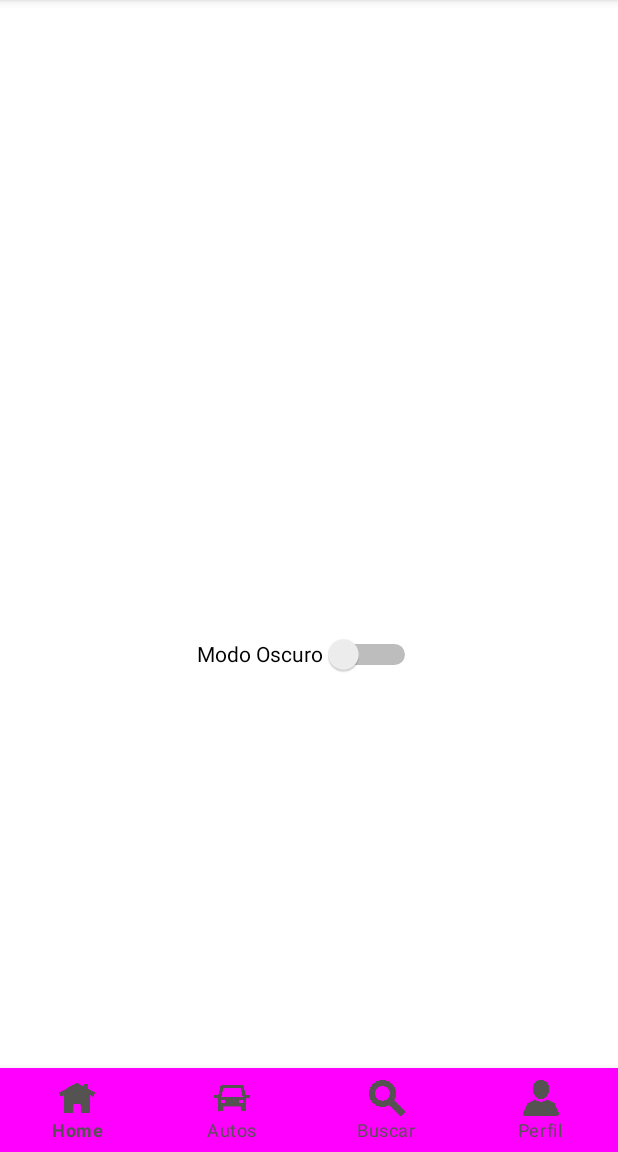
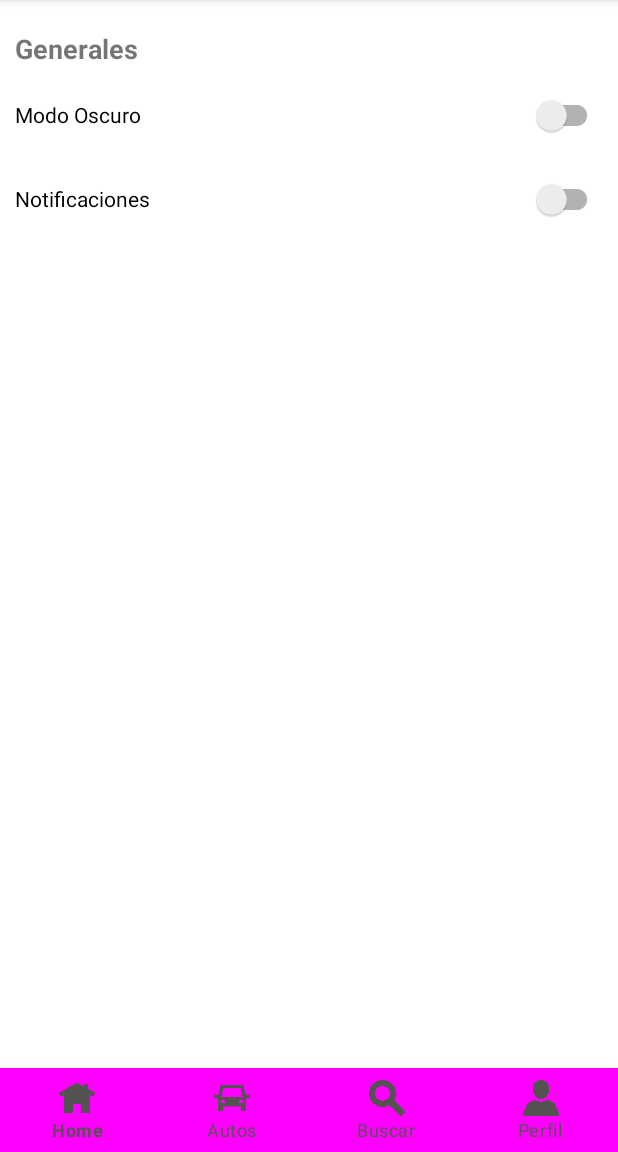
Before and after one commit to davslabs/tp3.cars, an Android app: the SettingsFragment screen opened through its navigation route, on a phone screen of 412 x 824 dp, the part 84-1236 px from its top. Run offline under Robolectric (Android 15) with nearby library versions, the phone set to English and light mode, and no system bars; our stand-ins replace Dagger/Hilt's generated code, navigation-ui; pictures from the network do not load.

Commit message:
chore: ajustar diseño de settings y utilizar SwitchCompat

```diff
--- a/app/src/main/java/ort/tp3/cars/ui/fragments/SettingsFragment.kt
+++ b/app/src/main/java/ort/tp3/cars/ui/fragments/SettingsFragment.kt
@@ -6,7 +6,7 @@ import androidx.fragment.app.Fragment
 import android.view.LayoutInflater
 import android.view.View
 import android.view.ViewGroup
-import android.widget.Switch
+import androidx.appcompat.widget.SwitchCompat
 import androidx.fragment.app.activityViewModels
 import dagger.hilt.android.AndroidEntryPoint
 import ort.tp3.cars.R
@@ -27,7 +27,7 @@ class SettingsFragment : Fragment() {
     override fun onViewCreated(view: View, savedInstanceState: Bundle?) {
         super.onViewCreated(view, savedInstanceState)
 
-        val toggleNightMode = view.findViewById(R.id.toggleNightMode) as Switch
+        val toggleNightMode = view.findViewById(R.id.toggleNightMode) as SwitchCompat
 
         toggleNightMode.setOnCheckedChangeListener { _, isChecked ->
             sharedViewModel.setDarkMode(isChecked)
--- a/app/src/main/res/layout/fragment_settings.xml
+++ b/app/src/main/res/layout/fragment_settings.xml
@@ -9,18 +9,41 @@
     <androidx.constraintlayout.widget.ConstraintLayout
         android:layout_width="match_parent"
         android:layout_height="match_parent">
+        <TextView
+            android:id="@+id/labelGeneralSettings"
+            android:layout_width="wrap_content"
+            android:layout_height="wrap_content"
+            android:text="@string/settings_general_header"
+            android:layout_marginVertical="20dp"
+            android:layout_marginStart="10dp"
+            android:textSize="18sp"
+            android:textStyle="bold"
+            app:layout_constraintTop_toTopOf="parent"
+            app:layout_constraintStart_toStartOf="parent" />
 
-        <Switch
+        <androidx.appcompat.widget.SwitchCompat
             android:id="@+id/toggleNightMode"
-            android:layout_width="wrap_content"
-            android:layout_height="48dp"
-            android:layout_marginStart="140dp"
-            android:layout_marginEnd="140dp"
-            android:layout_marginBottom="252dp"
+            android:layout_width="match_parent"
+            android:layout_height="wrap_content"
+            android:layout_marginVertical="8dp"
+            android:layout_marginHorizontal="10dp"
             android:switchMinWidth="65dp"
             android:text="@string/settings_dark_theme_label"
-            app:layout_constraintBottom_toBottomOf="parent"
-            app:layout_constraintEnd_toEndOf="parent"
-            app:layout_constraintStart_toStartOf="parent" />
+            app:layout_constraintTop_toBottomOf="@id/labelGeneralSettings"
+            app:layout_constraintStart_toStartOf="parent"
+            app:layout_constraintEnd_toEndOf="parent" />
+
+        <androidx.appcompat.widget.SwitchCompat
+            android:id="@+id/toggleNotifications"
+            android:layout_width="match_parent"
+            android:layout_height="wrap_content"
+            android:layout_marginVertical="8dp"
+            android:layout_marginHorizontal="10dp"
+            android:switchMinWidth="65dp"
+            android:text="@string/settings_notifications_label"
+            app:layout_constraintTop_toBottomOf="@id/toggleNightMode"
+            app:layout_constraintStart_toStartOf="parent"
+            app:layout_constraintEnd_toEndOf="parent" />
+
     </androidx.constraintlayout.widget.ConstraintLayout>
 </FrameLayout>
```
